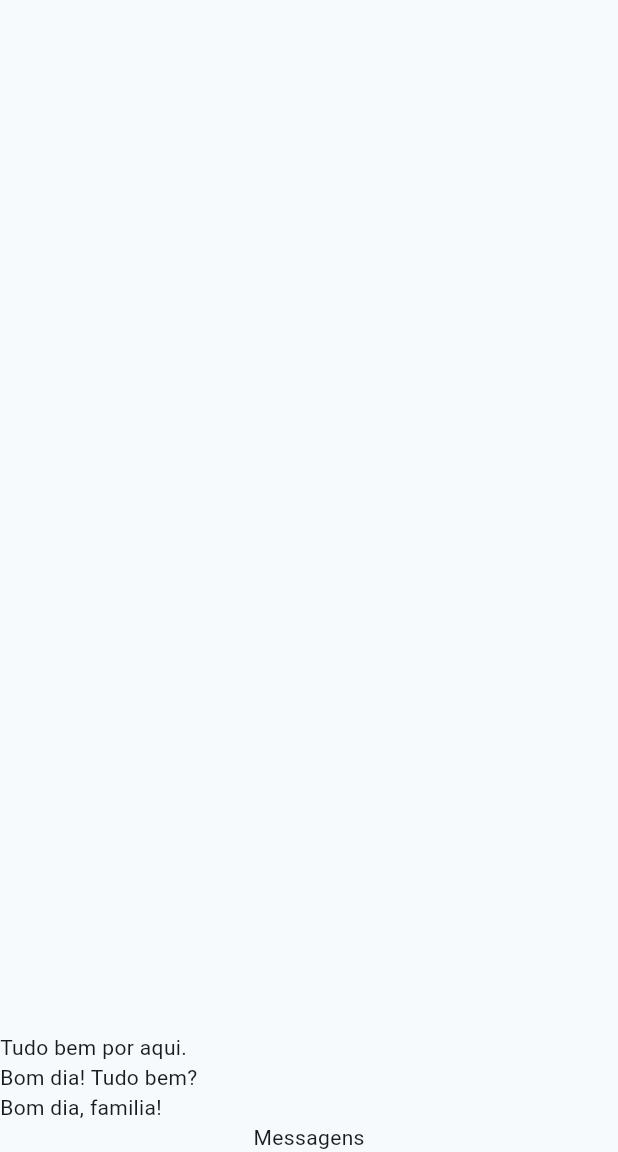
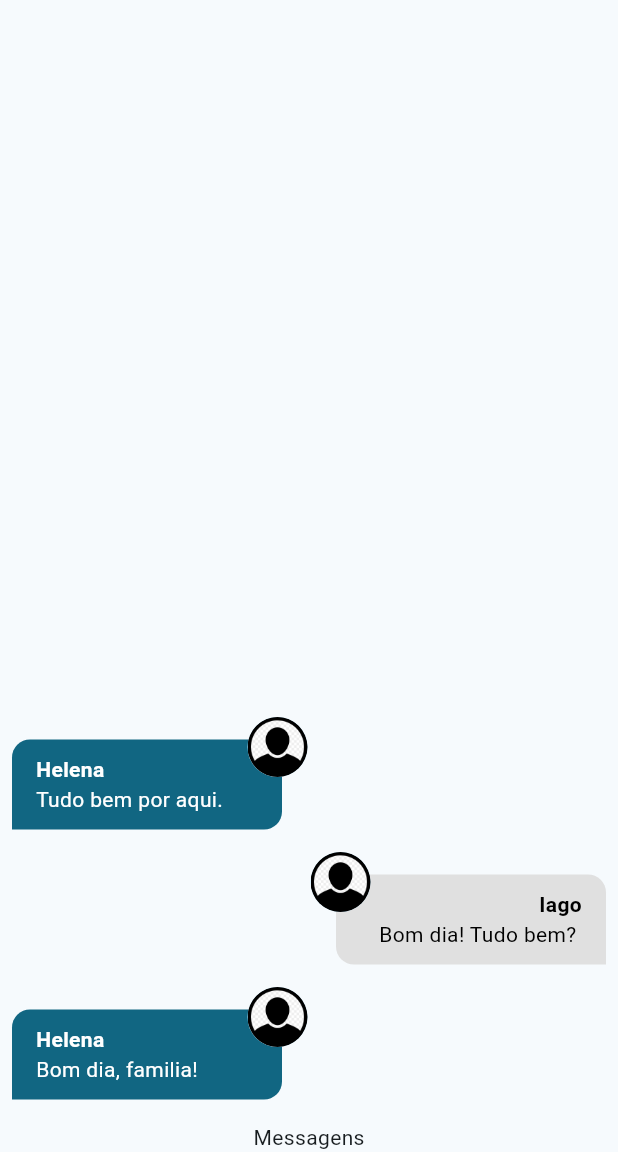
Before and after one commit to IagoMesquita/chat_flutter, a Flutter app: the screen it shows after launch, on a phone screen of 412 x 824 dp, the part 84-1236 px from its top. Run offline on Flutter 3.47's test engine with Material 3 defaults, Android fonts, the phone set to English and light mode, and no system bars; our stand-ins replace image_picker; accounts and stored records are empty.

Commit message:
featL add message Bubbles in messages

```diff
--- a/lib/widgets/messages.dart
+++ b/lib/widgets/messages.dart
@@ -1,7 +1,9 @@
 import 'dart:math';
 
 import 'package:chat_2025/core/model/chat_message.dart';
+import 'package:chat_2025/core/service/auth/auth_service.dart';
 import 'package:chat_2025/core/service/chat/chat_service.dart';
+import 'package:chat_2025/widgets/message_bubble.dart';
 import 'package:flutter/material.dart';
 
 class Messages extends StatelessWidget {
@@ -9,27 +11,36 @@ class Messages extends StatelessWidget {
 
   @override
   Widget build(BuildContext context) {
+    final currentUser = AuthService().currentUser;
+
     return StreamBuilder<List<ChatMessage>>(
       stream: ChatService().messagesStream(),
       builder: (context, snapshot) {
-        if(snapshot.connectionState == ConnectionState.waiting) {
-          return const Center(child: CircularProgressIndicator(),);
+        if (snapshot.connectionState == ConnectionState.waiting) {
+          return const Center(
+            child: CircularProgressIndicator(),
+          );
         } else if (!snapshot.hasData || snapshot.data!.isEmpty) {
-          return const Center(child: Text('Sem menssagens! Vamos conversar?'),);
+          return const Center(
+            child: Text('Sem menssagens! Vamos conversar?'),
+          );
         } else {
           final messages = snapshot.data!;
 
           return ListView.builder(
             reverse: true,
             itemCount: messages.length,
-            itemBuilder: (context, index) {
-              return Text(messages[index].text);
+            itemBuilder: (context, i) {
+              return MessageBubble(
+                key: ValueKey(messages[i].id),
+                message: messages[i],
+                belongsToCurrentUser: currentUser?.id == messages[i].userId,
+              );
             },
             // itemBuilder: messages,
           );
         }
       },
     );
-
   }
 }
```
